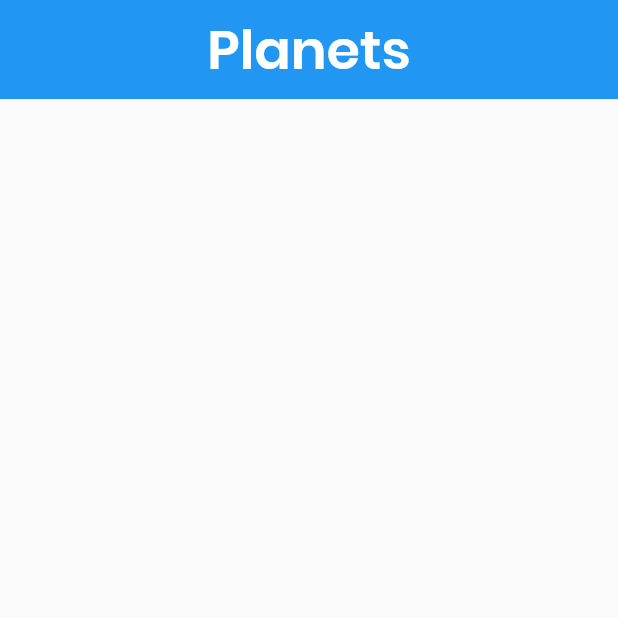
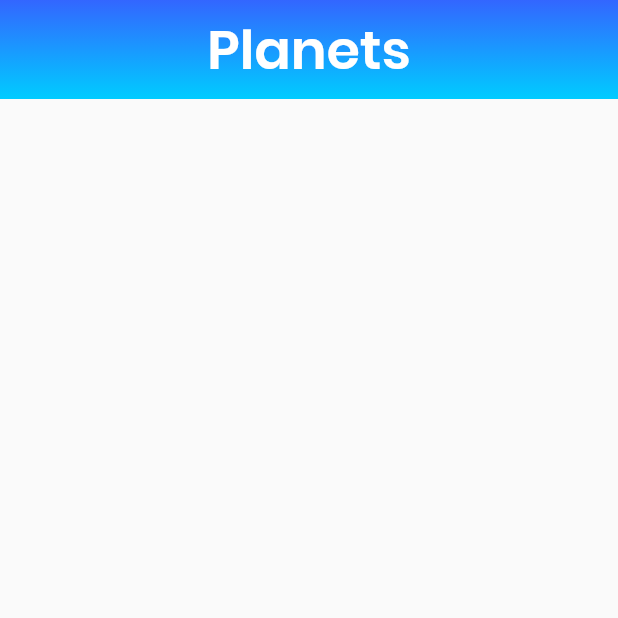
Before and after one commit to alexorear/flutter_planets, a Flutter app: the screen it shows after launch, on a phone screen of 412 x 824 dp, the top half of it. Run offline on Flutter 3.47's test engine with Material 2 defaults, Android fonts, the phone set to English and light mode, and no system bars.

```diff
--- a/lib/main.dart
+++ b/lib/main.dart
@@ -31,13 +31,31 @@ class GradientAppBar extends StatelessWidget {
   final String title;
   final double barHeight = 66.0;
 
+
   GradientAppBar(this.title);
 
   @override
-  Widget build(BuildContext content) {
+  Widget build(BuildContext context) {
+    final double statusBarHeight = MediaQuery
+    .of(context)
+    .padding
+    .top;
+
     return new Container(
-      height: barHeight,
-      decoration: new BoxDecoration(color: Colors.blue),
+      padding: new EdgeInsets.only(top: statusBarHeight),
+      height: barHeight + statusBarHeight,
+      decoration: new BoxDecoration(
+        gradient: new LinearGradient(
+          colors: [
+            const Color(0xFF3366FF),
+            const Color(0xFF00CCFF),
+          ],
+          begin: const FractionalOffset(0.0, 0.0),
+          end:  const FractionalOffset(0.0, 1.0),
+          stops: [0.0, 1.0],
+          tileMode: TileMode.clamp
+        )
+      ),
       child: new Center(
         child: new Text(
           title,
```
